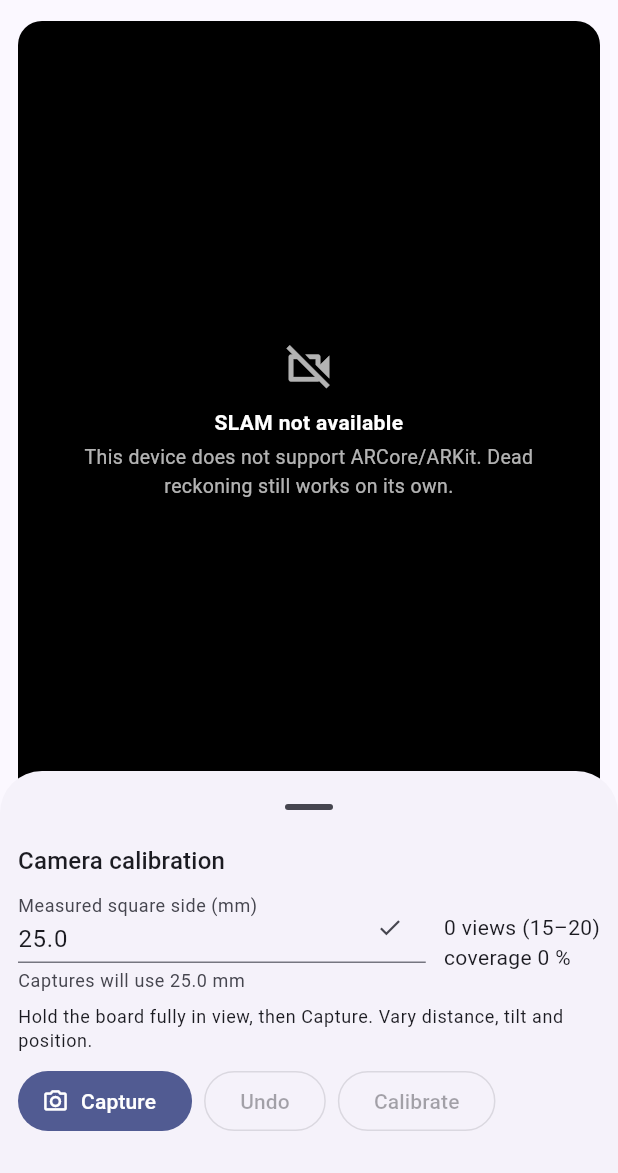
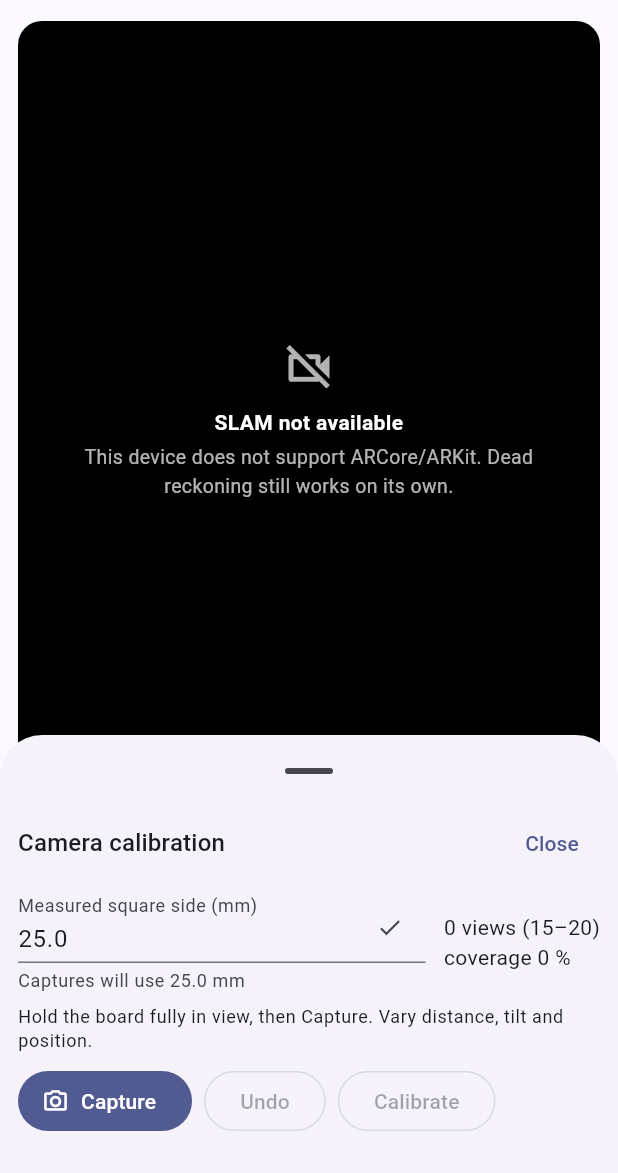
Before and after one commit to NT1906/VSLAM, a Flutter app: the screen it shows after launch, after a tap on the "grid on" icon, on a phone screen of 412 x 824 dp, the part 63-1236 px from its top. Run offline on Flutter 3.47's test engine with Material 3 defaults, Android fonts, the phone set to English and light mode, and no system bars; our stand-ins replace sensors_plus, share_plus; missing offline and left inert: dartcv4.

Commit message:
Calibration sheet: stay above the keyboard, close only with Close
On the device the number pad covered the whole sheet, hiding the field and
its Done button. The sheet now pads by the keyboard inset. A tap on the
camera view or a drag no longer dismisses the sheet (that discarded the
captured views); a Close button does.

Co-Authored-By: Claude Opus 5.5 <noreply@anthropic.com>

```diff
--- a/lib/screens/home_screen.dart
+++ b/lib/screens/home_screen.dart
@@ -82,9 +82,14 @@ class _HomeScreenState extends State<HomeScreen> with WidgetsBindingObserver {
               showDragHandle: true,
               isScrollControlled: true,
               barrierColor: Colors.transparent,
-              builder: (_) => const SingleChildScrollView(
-                padding: EdgeInsets.fromLTRB(12, 0, 12, 24),
-                child: CalibrationPanel(),
+              // Captured views live in the panel: only its Close button
+              // dismisses it, not a stray tap on the camera view or a drag.
+              isDismissible: false,
+              enableDrag: false,
+              // Lift the panel above the on-screen keyboard.
+              builder: (sheetContext) => SingleChildScrollView(
+                padding: EdgeInsets.fromLTRB(12, 0, 12, 24 + MediaQuery.viewInsetsOf(sheetContext).bottom),
+                child: const CalibrationPanel(),
               ),
             ),
           ),
--- a/lib/widgets/calibration_panel.dart
+++ b/lib/widgets/calibration_panel.dart
@@ -112,7 +112,13 @@ class _CalibrationPanelState extends State<CalibrationPanel> {
       crossAxisAlignment: CrossAxisAlignment.stretch,
       mainAxisSize: MainAxisSize.min,
       children: [
-        Text('Camera calibration', style: theme.textTheme.titleMedium),
+        Row(
+          children: [
+            Expanded(child: Text('Camera calibration', style: theme.textTheme.titleMedium)),
+            if (Navigator.of(context).canPop())
+              TextButton(onPressed: () => Navigator.of(context).maybePop(), child: const Text('Close')),
+          ],
+        ),
         const SizedBox(height: 8),
         Row(
           children: [
```
